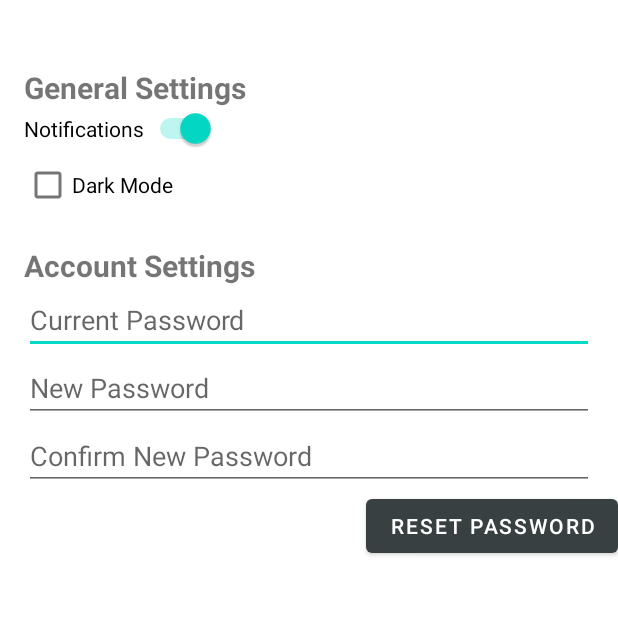
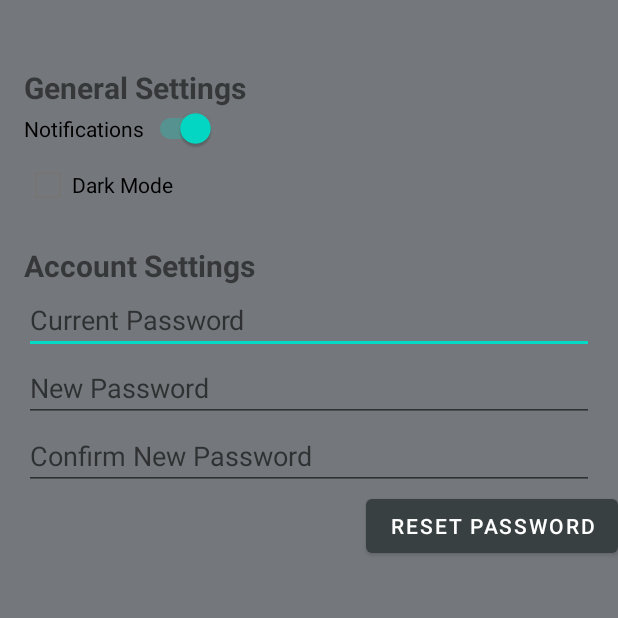
Before and after one commit to CecilioN7/Motif, an Android app: the Settings screen opened directly, with no data from a screen before it, on a phone screen of 412 x 824 dp, the top half of it. Run offline under Robolectric (Android 15) with nearby library versions, the phone set to English and light mode, and no system bars; Roboto replaces fonts that are not available here; 3 statements that could not run were skipped.

Commit message:
settings

```diff
--- a/app/src/main/res/layout/activity_settings.xml
+++ b/app/src/main/res/layout/activity_settings.xml
@@ -1,7 +1,7 @@
 <androidx.constraintlayout.widget.ConstraintLayout xmlns:android="http://schemas.android.com/apk/res/android"
     xmlns:app="http://schemas.android.com/apk/res-auto"
     android:layout_width="match_parent"
-    android:background="@color/white"
+    android:background="@color/grey"
     android:layout_height="match_parent">
 
     <ScrollView
@@ -33,7 +33,6 @@
             <Switch
                 android:id="@+id/switchNotification"
                 android:layout_width="wrap_content"
-                android:contentDescription="Notifications"
                 android:layout_height="wrap_content"
                 android:layout_marginStart="16dp"
                 android:layout_marginEnd="16dp"
@@ -43,7 +42,6 @@
             <CheckBox
                 android:id="@+id/checkBoxDarkMode"
                 android:layout_width="wrap_content"
-                android:contentDescription="Go to dark mode"
                 android:layout_height="wrap_content"
                 android:layout_marginStart="16dp"
                 android:layout_marginEnd="16dp"
@@ -64,7 +62,6 @@
             <EditText
                 android:id="@+id/currentPassword"
                 android:layout_width="match_parent"
-                android:contentDescription="To change passwords, enter current password"
                 android:layout_height="wrap_content"
                 android:layout_marginStart="16dp"
                 android:layout_marginEnd="16dp"
@@ -74,7 +71,6 @@
             <EditText
                 android:id="@+id/newPassword"
                 android:layout_width="match_parent"
-                android:contentDescription="Enter your new password"
                 android:layout_height="wrap_content"
                 android:layout_marginStart="16dp"
                 android:layout_marginEnd="16dp"
@@ -84,7 +80,6 @@
             <EditText
                 android:id="@+id/confirmPassword"
                 android:layout_width="match_parent"
-                android:contentDescription="Confirm your new password"
                 android:layout_height="wrap_content"
                 android:layout_marginStart="16dp"
                 android:layout_marginEnd="16dp"
@@ -103,7 +98,6 @@
 
                 <Button
                     android:id="@+id/changePassword"
-                    android:contentDescription="Click to change your password"
                     android:layout_width="wrap_content"
                     android:layout_height="match_parent"
                     android:layout_alignParentRight="true"
```
